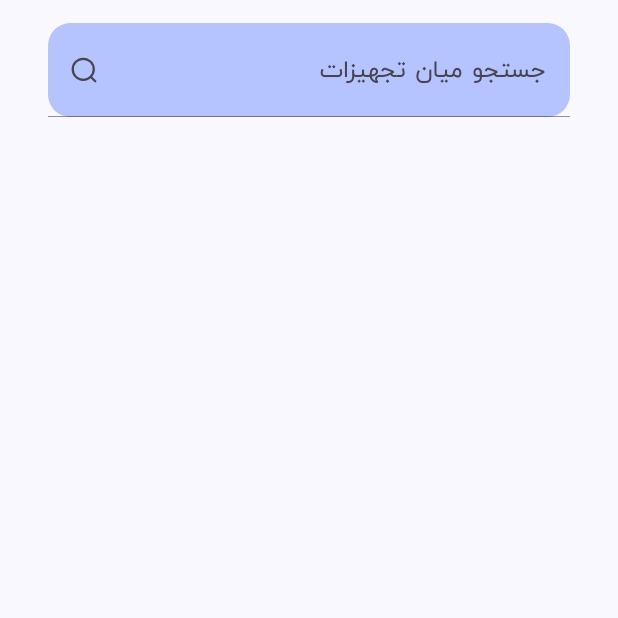
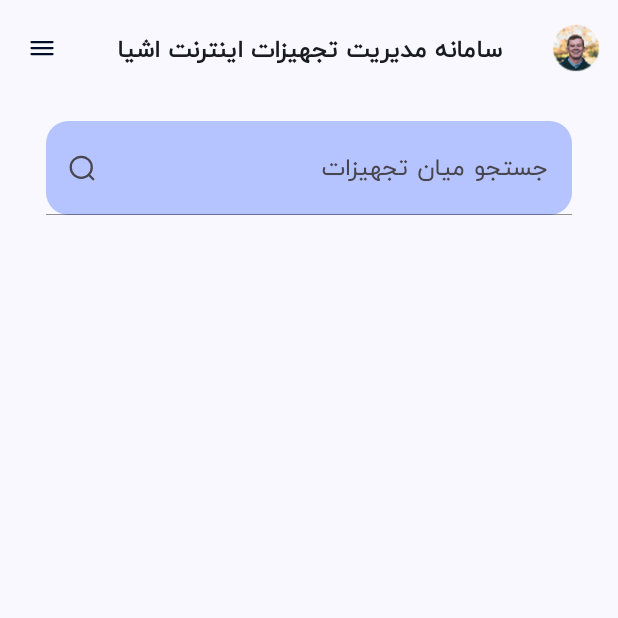
Before and after one commit to mshajkarami/2024-AN-KT-IoTEquipment--mshajkarami.dev, an Android app: the SearchFragment screen opened through its navigation route, on a phone screen of 412 x 824 dp, the top half of it. Run offline under Robolectric (Android 15) with nearby library versions, the phone set to English and light mode, and no system bars; libraries missing offline, so code that uses them is left out: okhttp3.mockwebserver; network calls fail.

Commit message:
feat: Enhance UI and update SearchFragment
This commit introduces several UI improvements and updates to the SearchFragment functionality.

**UI Enhancements:**
- Updated `item_equipment.xml`:
    - Applied CardView styling with elevation, corner radius, and margin.
    - Adjusted text sizes for ID and name.
    - Set a fixed size for the ImageView and used `ic_launcher` as a default src.
- Updated `activity_main.xml`:
    - Replaced ConstraintLayout with CoordinatorLayout.
    - Added an AppBarLayout with a MaterialToolbar.
    - The Toolbar includes a navigation icon (menu), a centered title "سامانه مدیریت تجهیزات اینترنت اشیا", and a profile icon from `toolbar_menu.xml`.
    - Applied `appbar_scrolling_view_behavior` to the FragmentContainerView.
- Added new drawable resources:
    - `ic_menu.xml`: Vector drawable for the menu icon.
    - `ic_profile.png`: PNG image for the profile icon (newly added file, not just in diff).
    - `shadow_bottom.xml`: Shape drawable for a bottom shadow gradient.
- Created `toolbar_menu.xml` to define the profile action item in the toolbar.

**SearchFragment Updates:**
- Changed `ViewPager2` to `RecyclerView` in `fragment_search.xml` and added padding.
- In `SearchFragment.kt`:
    - Replaced `ViewPager2` with `RecyclerView`.
    - Initialized and set up `EquipmentPagerAdapter` with `LinearLayoutManager` for the `RecyclerView`.
    - Implemented `observeViewModel` to update the adapter's data when `equipmentList` changes.
- In `EquipmentPagerAdapter.kt`:
    - Changed the text source for the ID TextView from `equipment.type?.name` to `equipment.equipmentUniqueId`.

```diff
--- a/app/src/main/java/com/irisaco/iotequipment/ui/search/EquipmentPagerAdapter.kt
+++ b/app/src/main/java/com/irisaco/iotequipment/ui/search/EquipmentPagerAdapter.kt
@@ -25,7 +25,7 @@ class EquipmentPagerAdapter(private var equipmentList: List<Equipment>) :
     override fun onBindViewHolder(holder: EquipmentViewHolder, position: Int) {
         val equipment = equipmentList[position]
         holder.title.text = equipment.title ?: "عنوان نامشخص"
-        holder.id.text = equipment.type?.name ?: "IR0054534232322225"
+        holder.id.text = equipment.equipmentUniqueId ?: "IR0054534232322225"
     }
 
     override fun getItemCount(): Int = equipmentList.size
--- a/app/src/main/java/com/irisaco/iotequipment/ui/search/SearchFragment.kt
+++ b/app/src/main/java/com/irisaco/iotequipment/ui/search/SearchFragment.kt
@@ -7,24 +7,36 @@ import android.view.View
 import android.view.ViewGroup
 import androidx.fragment.app.Fragment
 import androidx.fragment.app.viewModels
-import androidx.viewpager2.widget.ViewPager2
+import androidx.recyclerview.widget.LinearLayoutManager
+import androidx.recyclerview.widget.RecyclerView
+import com.example.example.Equipment
 import com.irisaco.iotequipment.R
-import com.irisaco.iotequipment.data.repository.EquipmentRepository
 
 
 class SearchFragment : Fragment() {
 
-    private lateinit var repository: EquipmentRepository
+    private lateinit var equipmentList: List<Equipment>
     private val viewModel: SearchViewModel by viewModels()
+    private lateinit var adapter: EquipmentPagerAdapter
+
 
     override fun onCreateView(
         inflater: LayoutInflater, container: ViewGroup?,
         savedInstanceState: Bundle?
     ): View? {
         val view = inflater.inflate(R.layout.fragment_search, container, false)
-        val viewPager = view.findViewById<ViewPager2>(R.id.search_view_pager)
+        val recyclerView = view.findViewById<RecyclerView>(R.id.search_recyclerView)
+        adapter = EquipmentPagerAdapter(emptyList())
+        recyclerView.layoutManager = LinearLayoutManager(requireContext())
+        recyclerView.adapter = adapter
+        observeViewModel()
 
+        return view
+    }
+
+    private fun observeViewModel() {
         viewModel.equipmentList.observe(viewLifecycleOwner) { equipmentList ->
+            adapter.updateData(equipmentList)
             if (equipmentList.isNotEmpty()) {
                 equipmentList.forEach { equipment ->
                     Log.i("TAGY", equipment.title.toString())
@@ -33,7 +45,5 @@ class SearchFragment : Fragment() {
                 Log.w("TAGY", "Equipment list is empty or null")
             }
         }
-
-        return view
     }
 }
--- /dev/null
+++ b/app/src/main/res/drawable/ic_menu.xml
@@ -0,0 +1,27 @@
+<vector xmlns:android="http://schemas.android.com/apk/res/android"
+    android:width="24dp"
+    android:height="24dp"
+    android:viewportWidth="24"
+    android:viewportHeight="24">
+  <path
+      android:pathData="M5,8H19"
+      android:strokeLineJoin="round"
+      android:strokeWidth="1.5"
+      android:fillColor="#00000000"
+      android:strokeColor="#000D26"
+      android:strokeLineCap="round"/>
+  <path
+      android:pathData="M5,12H19"
+      android:strokeLineJoin="round"
+      android:strokeWidth="1.5"
+      android:fillColor="#00000000"
+      android:strokeColor="#000D26"
+      android:strokeLineCap="round"/>
+  <path
+      android:pathData="M5,16H19"
+      android:strokeLineJoin="round"
+      android:strokeWidth="1.5"
+      android:fillColor="#00000000"
+      android:strokeColor="#000D26"
+      android:strokeLineCap="round"/>
+</vector>
--- /dev/null
+++ b/app/src/main/res/drawable/shadow_bottom.xml
@@ -0,0 +1,7 @@
+<?xml version="1.0" encoding="utf-8"?>
+<shape xmlns:android="http://schemas.android.com/apk/res/android">
+    <gradient
+        android:angle="90"
+        android:startColor="#1F000000"
+        android:endColor="@android:color/transparent" />
+</shape>
--- a/app/src/main/res/layout/activity_main.xml
+++ b/app/src/main/res/layout/activity_main.xml
@@ -1,5 +1,5 @@
 <?xml version="1.0" encoding="utf-8"?>
-<androidx.constraintlayout.widget.ConstraintLayout xmlns:android="http://schemas.android.com/apk/res/android"
+<androidx.coordinatorlayout.widget.CoordinatorLayout xmlns:android="http://schemas.android.com/apk/res/android"
     xmlns:app="http://schemas.android.com/apk/res-auto"
     xmlns:tools="http://schemas.android.com/tools"
     android:id="@+id/main"
@@ -7,16 +7,50 @@
     android:layout_height="match_parent"
     tools:context=".MainActivity">
 
+    <com.google.android.material.appbar.AppBarLayout
+        android:layout_width="match_parent"
+        android:layout_height="65dp"
+        android:theme="@style/ThemeOverlay.MaterialComponents.Dark.ActionBar">
+
+        <com.google.android.material.appbar.MaterialToolbar
+            android:id="@+id/materialToolbar"
+            android:layout_width="match_parent"
+            android:layout_height="match_parent"
+            android:background="@color/md_theme_background"
+            android:minHeight="?attr/actionBarSize"
+            android:theme="?attr/actionBarTheme"
+            app:layout_constraintTop_toTopOf="parent"
+            app:menu="@menu/toolbar_menu"
+            app:navigationIcon="@drawable/ic_menu"
+            tools:layout_editor_absoluteX="0dp"
+            >
+            <TextView
+                android:id="@+id/textView"
+                android:textColor="@color/md_theme_onBackground"
+                android:layout_width="wrap_content"
+                android:layout_height="wrap_content"
+                android:ellipsize="end"
+                android:maxLines="1"
+                android:text="سامانه مدیریت تجهیزات اینترنت اشیا"
+                android:textSize="16sp"
+                android:textStyle="bold"
+                android:layout_gravity="center"
+                />
+
+        </com.google.android.material.appbar.MaterialToolbar>
+
+
+    </com.google.android.material.appbar.AppBarLayout>
+
+
     <androidx.fragment.app.FragmentContainerView
-        android:id="@+id/fragmentContainerView3"
+        android:id="@+id/fragmentContainerView"
+        app:layout_behavior="@string/appbar_scrolling_view_behavior"
         android:name="androidx.navigation.fragment.NavHostFragment"
-        android:layout_width="409dp"
-        android:layout_height="665dp"
+        android:layout_width="match_parent"
+        android:layout_height="match_parent"
         app:defaultNavHost="true"
-        app:layout_constraintEnd_toEndOf="parent"
-        app:layout_constraintStart_toStartOf="parent"
-        app:layout_constraintTop_toTopOf="parent"
         app:navGraph="@navigation/main_nav_graph" />
 
 
-</androidx.constraintlayout.widget.ConstraintLayout>
+</androidx.coordinatorlayout.widget.CoordinatorLayout>
--- a/app/src/main/res/layout/fragment_search.xml
+++ b/app/src/main/res/layout/fragment_search.xml
@@ -14,9 +14,10 @@
         app:layout_constraintStart_toStartOf="parent"
         app:layout_constraintTop_toTopOf="parent" />
 
-    <androidx.viewpager2.widget.ViewPager2
-        android:id="@+id/search_view_pager"
+    <androidx.recyclerview.widget.RecyclerView
+        android:id="@+id/search_recyclerView"
         android:layout_width="match_parent"
+        android:padding="15dp"
         android:layout_height="0dp"
         app:layout_constraintBottom_toBottomOf="parent"
         app:layout_constraintTop_toBottomOf="@+id/searchBox"
--- a/app/src/main/res/layout/item_equipment.xml
+++ b/app/src/main/res/layout/item_equipment.xml
@@ -3,21 +3,25 @@
     xmlns:android="http://schemas.android.com/apk/res/android"
     android:layout_width="match_parent"
     android:layout_height="wrap_content"
+    app:cardElevation="2dp"
+    app:cardCornerRadius="15dp"
+    android:layout_marginBottom="10dp"
+    app:cardPreventCornerOverlap="false"
     xmlns:app="http://schemas.android.com/apk/res-auto"
     xmlns:tools="http://schemas.android.com/tools">
+
     <androidx.constraintlayout.widget.ConstraintLayout
         android:layout_width="match_parent"
         android:layout_height="match_parent"
         android:orientation="vertical"
         android:padding="5dp">
-
         <TextView
             android:id="@+id/txt_id"
             android:layout_width="0dp"
             android:layout_height="wrap_content"
             android:layout_marginTop="8dp"
-            android:layout_marginEnd="4dp"
-            android:textSize="20sp"
+            android:layout_marginEnd="16dp"
+            android:textSize="16sp"
             app:layout_constraintEnd_toStartOf="@+id/img"
             app:layout_constraintStart_toStartOf="parent"
             app:layout_constraintTop_toTopOf="parent"
@@ -27,9 +31,9 @@
             android:id="@+id/txt_name"
             android:layout_width="0dp"
             android:layout_height="wrap_content"
-            android:layout_marginEnd="4dp"
+            android:layout_marginEnd="16dp"
             android:layout_marginBottom="8dp"
-            android:textSize="20sp"
+            android:textSize="16sp"
             app:layout_constraintBottom_toBottomOf="parent"
             app:layout_constraintEnd_toStartOf="@+id/img"
             app:layout_constraintStart_toStartOf="parent"
@@ -38,10 +42,10 @@
 
         <ImageView
             android:id="@+id/img"
-            android:layout_width="wrap_content"
-            android:layout_height="wrap_content"
+            android:layout_width="60dp"
+            android:layout_height="60dp"
             android:layout_marginTop="8dp"
-            tools:src="@mipmap/ic_launcher"
+            android:src="@mipmap/ic_launcher"
             app:layout_constraintEnd_toEndOf="parent"
             app:layout_constraintTop_toTopOf="parent" />
 
--- /dev/null
+++ b/app/src/main/res/menu/toolbar_menu.xml
@@ -0,0 +1,9 @@
+<?xml version="1.0" encoding="utf-8"?>
+<menu xmlns:android="http://schemas.android.com/apk/res/android"
+    xmlns:app="http://schemas.android.com/apk/res-auto">
+    <item
+        android:id="@+id/profile"
+        android:icon="@drawable/ic_profile"
+        android:title="Profile"
+        app:showAsAction="always" />
+</menu>
```
Also changed, not shown: app/src/main/res/drawable/ic_profile.png (added).
